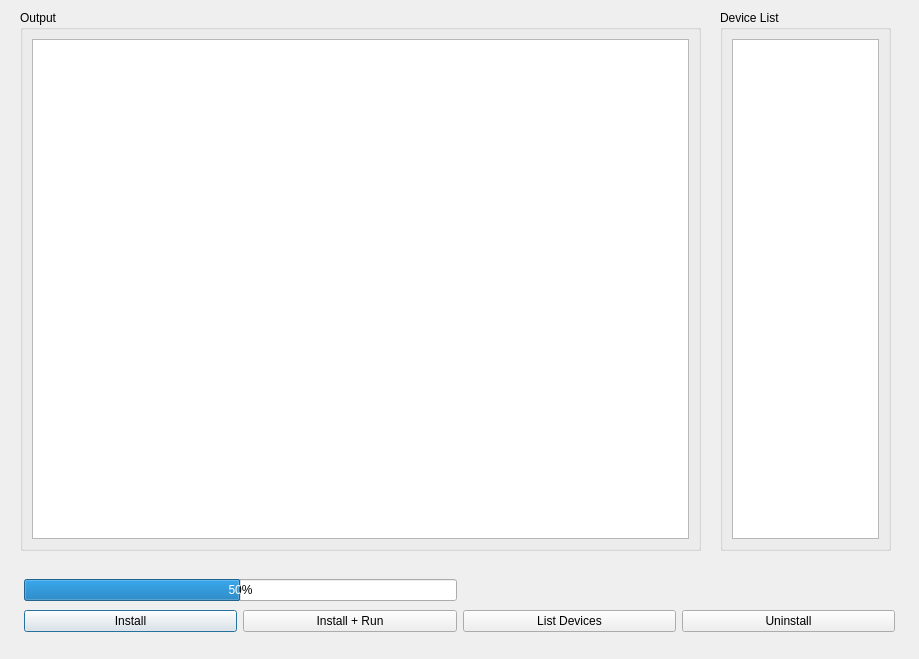
Old version of the form forms/adbop.ui in the repository gingusScringus/apacksplorer.
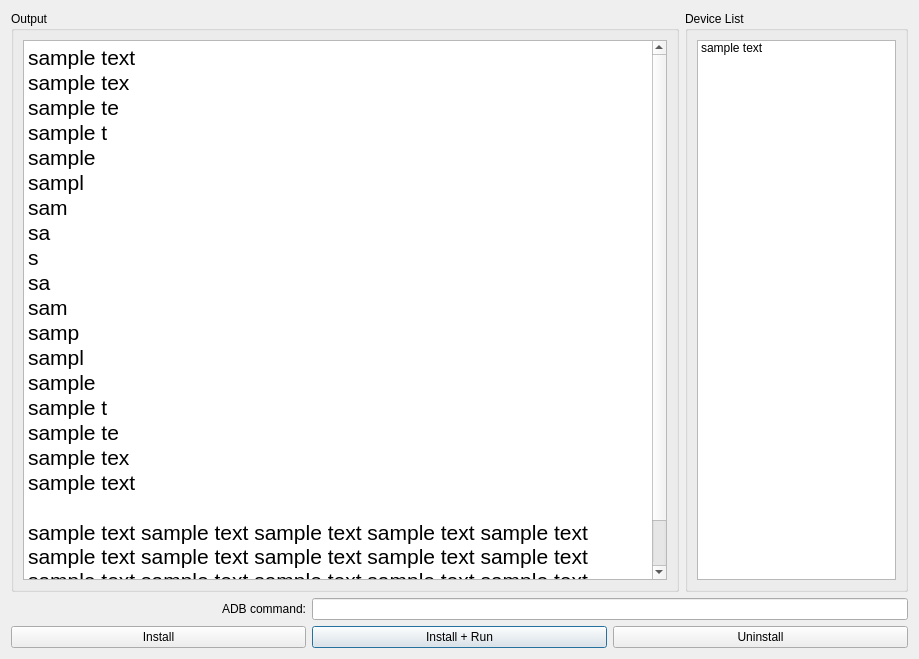
New version of the form.

Commit message: refactor UI components and improve settings functionality

Patch:
```diff
--- a/forms/adbop.ui
+++ b/forms/adbop.ui
@@ -13,87 +13,99 @@
   <property name="windowTitle">
    <string>Dialog</string>
   </property>
-  <widget class="QGroupBox" name="groupBox">
-   <property name="geometry">
-    <rect>
-     <x>720</x>
-     <y>10</y>
-     <width>171</width>
-     <height>541</height>
-    </rect>
-   </property>
-   <property name="title">
-    <string>Device List</string>
-   </property>
-   <layout class="QVBoxLayout" name="verticalLayout">
+  <layout class="QVBoxLayout" name="verticalLayout_3">
     <item>
-     <widget class="QListWidget" name="listWidget"/>
-    </item>
-   </layout>
-  </widget>
+    <layout class="QHBoxLayout" name="horizontalLayout" stretch="3,1">
+     <item>
   <widget class="QGroupBox" name="groupBox_2">
-   <property name="geometry">
-    <rect>
-     <x>20</x>
-     <y>10</y>
-     <width>681</width>
-     <height>541</height>
-    </rect>
-   </property>
    <property name="title">
     <string>Output</string>
    </property>
    <layout class="QVBoxLayout" name="verticalLayout_2">
     <item>
-     <widget class="QPlainTextEdit" name="adbLogfield"/>
+         <widget class="QPlainTextEdit" name="adbLogfield">
+          <property name="font">
+           <font>
+            <pointsize>16</pointsize>
+           </font>
+          </property>
+          <property name="plainText">
+           <string>sample text
+sample tex
+sample te
+sample t
+sample
+sampl
+sam
+sa
+s
+sa
+sam
+samp
+sampl
+sample
+sample t
+sample te
+sample tex
+sample text
+
+sample text sample text sample text sample text sample text sample text sample text sample text sample text sample text sample text sample text sample text sample text sample text sample text sample text sample text</string>
+          </property>
+         </widget>
     </item>
    </layout>
   </widget>
-  <widget class="QWidget" name="">
-   <property name="geometry">
-    <rect>
-     <x>24</x>
-     <y>576</y>
-     <width>871</width>
-     <height>59</height>
-    </rect>
-   </property>
+     </item>
+     <item>
+      <widget class="QGroupBox" name="groupBox">
+       <property name="title">
+        <string>Device List</string>
+       </property>
+       <layout class="QVBoxLayout" name="verticalLayout">
+        <item>
+         <widget class="QListWidget" name="listWidget">
+          <item>
+           <property name="text">
+            <string>sample text</string>
+           </property>
+          </item>
+         </widget>
+        </item>
+       </layout>
+      </widget>
+     </item>
+    </layout>
+   </item>
+   <item>
    <layout class="QGridLayout" name="gridLayout">
-    <item row="0" column="0" colspan="2">
-     <widget class="QProgressBar" name="progressBar">
-      <property name="value">
-       <number>50</number>
-      </property>
-      <property name="textVisible">
-       <bool>true</bool>
-      </property>
-      <property name="invertedAppearance">
-       <bool>false</bool>
-      </property>
-     </widget>
-    </item>
-    <item row="1" column="0">
-     <widget class="QPushButton" name="installButton">
-      <property name="text">
-       <string>Install</string>
-      </property>
-     </widget>
-    </item>
-    <item row="1" column="1">
+     <item row="4" column="1">
      <widget class="QPushButton" name="installRunButton">
       <property name="text">
        <string>Install + Run</string>
       </property>
      </widget>
     </item>
-    <item row="1" column="2">
-     <widget class="QPushButton" name="listDevicesButton">
+     <item row="0" column="1" colspan="2">
+      <widget class="QLineEdit" name="commandField"/>
+     </item>
+     <item row="4" column="0">
+      <widget class="QPushButton" name="installButton">
       <property name="text">
-       <string>List Devices</string>
+        <string>Install</string>
       </property>
      </widget>
     </item>
-    <item row="1" column="3">
+     <item row="0" column="0">
+      <widget class="QLabel" name="adbCommandlabel">
+       <property name="text">
+        <string>ADB command:</string>
+       </property>
+       <property name="alignment">
+        <set>Qt::AlignRight|Qt::AlignTrailing|Qt::AlignVCenter</set>
+       </property>
+      </widget>
+     </item>
+     <item row="4" column="2">
      <widget class="QPushButton" name="uninstallButton">
       <property name="text">
        <string>Uninstall</string>
@@ -101,7 +113,8 @@
      </widget>
     </item>
    </layout>
-  </widget>
+   </item>
+  </layout>
  </widget>
  <resources/>
  <connections/>
```
Lines whose indentation alone changed are shown as unchanged. The commit also changes 5 other files.
